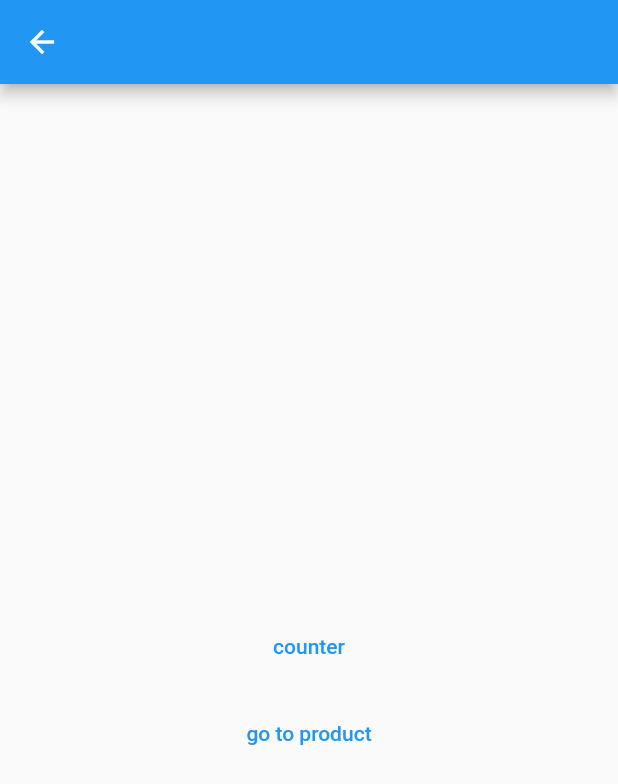
After one commit to darwin-morocho/flutter-meedu, a Flutter app: the HomePage2 screen opened directly, on a phone screen of 412 x 824 dp. The commit adds this screen. Shown: the top 784 px of the screen. Run offline on Flutter 3.47's test engine with Material 2 defaults, Android fonts, the phone set to English and light mode, and no system bars; our stand-ins replace dio, equatable, routemaster, video_player.

Commit message:
added path with a future as returned data

```diff
--- /dev/null
+++ b/packages/flutter_meedu/example/lib/navigator_2/pages/home_page_2.dart
@@ -0,0 +1,41 @@
+import 'package:flutter/material.dart';
+import 'package:flutter_meedu/router2.dart';
+
+class HomePage2 extends StatelessWidget {
+  const HomePage2({
+    Key? key,
+  }) : super(key: key);
+
+  @override
+  Widget build(BuildContext context) {
+    return Scaffold(
+      appBar: AppBar(),
+      body: Center(
+        child: Column(
+          mainAxisSize: MainAxisSize.min,
+          children: [
+            SizedBox(height: 40),
+            TextButton(
+              child: Text("counter"),
+              onPressed: () {
+                router2.push('/counter');
+              },
+            ),
+            SizedBox(height: 10),
+            TextButton(
+              child: Text("go to product"),
+              onPressed: () {
+                router2.push(
+                  '/user/Darwin Morocho/product/2',
+                  queryParameters: {
+                    'darkMode': 'true',
+                  },
+                );
+              },
+            ),
+          ],
+        ),
+      ),
+    );
+  }
+}
--- /dev/null
+++ b/packages/flutter_meedu/example/lib/navigator_2/router_delegate.dart
@@ -0,0 +1,57 @@
+import 'package:flutter/material.dart';
+import 'package:flutter_meedu/router2.dart';
+import 'package:meedu_example/navigator_1/pages/counter_page.dart';
+
+import 'pages/home_page_2.dart';
+
+MyRouterDelegate get routerDelegate => MyRouterDelegate(
+      onNotFoundPage: (info) => MaterialPage(
+        child: Scaffold(
+          body: Center(
+            child: Text("page not found"),
+          ),
+        ),
+      ),
+      // initialRoute: '/counter',
+      initialRoute: '/counter',
+      routes: {
+        '/': (info) => MaterialPage(
+              child: HomePage2(),
+            ),
+        '/user/:userId/product/:id': (info) => MaterialPage(
+              child: Scaffold(
+                appBar: AppBar(),
+                body: Center(
+                  child: Column(
+                    children: [
+                      Text(
+                        info.pathParameters.toString(),
+                      ),
+                    ],
+                  ),
+                ),
+              ),
+            ),
+        '/counter': (info) => MaterialPage(
+              child: CounterPage(),
+            ),
+        '/test': (info) => MaterialPage(
+              child: Scaffold(
+                appBar: AppBar(),
+                body: Builder(
+                  builder: (context) => Center(
+                    child: ElevatedButton(
+                      child: Text("Porp with result"),
+                      onPressed: () {
+                        Navigator.pop(
+                          context,
+                          DateTime.now(),
+                        );
+                      },
+                    ),
+                  ),
+                ),
+              ),
+            ),
+      },
+    );
--- a/packages/flutter_meedu/lib/src/router2/path_parser.dart
+++ b/packages/flutter_meedu/lib/src/router2/path_parser.dart
@@ -27,7 +27,6 @@ KeyWithParameters? getRouteKeyAndParameters(Uri uri) {
     }
 
     final segments = uri.pathSegments;
-    print("👀👀 key: $splitKey, path: ${segments}");
     // check if the current key has the same segmets
     // of uri.path
     if (splitKey.length == segments.length) {
@@ -47,9 +46,6 @@ KeyWithParameters? getRouteKeyAndParameters(Uri uri) {
           pathIdentifer += segment;
         }
       }
-
-      print("keyIdentifier:: $keyIdentifier");
-      print("pathIdentifer:: $pathIdentifer");
 
       /// if keyIdentifier and pathIdentifer are equals
       /// we found the routeKey for the current uri.path
--- a/packages/flutter_meedu/lib/src/router2/route_data.dart
+++ b/packages/flutter_meedu/lib/src/router2/route_data.dart
@@ -1,4 +1,6 @@
-class RouteData {
+import 'dart:async';
+
+class RouteData<T> {
   /// a string to identifier witch key should be used to create a page
   /// using the [routes] property of a instance of [MyRouterDelegate]
   ///
@@ -10,17 +12,29 @@ class RouteData {
   final Uri uri;
 
   /// path parameters for the current route
-  final Map<String, String> parameters;
+  final Map<String, String> pathParameters;
+
+  /// optional parameters this can be used to
+  /// send a custom model or some instance of one class
+  /// this property will be null if the user
+  /// write directly the URL in browser
+  dynamic parameters;
 
   final Object? state;
 
   /// The full path that generated this route, including query string.
   String get fullPath => uri.toString();
 
+  /// this value will be used to return data when
+  /// a pop event is called and the popped page should
+  /// return a data
+  final popCompleter = Completer<T?>();
+
   RouteData({
     required this.key,
     required this.uri,
+    required this.pathParameters,
+    required this.state,
     required this.parameters,
-    required this.state,
   });
 }
--- a/packages/flutter_meedu/lib/src/router2/router_state.dart
+++ b/packages/flutter_meedu/lib/src/router2/router_state.dart
@@ -1,8 +1,12 @@
+import 'dart:async';
+
+import 'package:flutter/foundation.dart';
 import 'package:flutter/widgets.dart' show ChangeNotifier;
-import 'package:flutter_meedu/flutter_meedu.dart';
+
 
 import 'path_parser.dart';
 import 'route_data.dart';
+import 'route_parser.dart';
 
 class RouterState extends ChangeNotifier {
   RouterState._();
@@ -13,17 +17,40 @@ class RouterState extends ChangeNotifier {
   List<String> get routerKeys => _routerKeys;
 
   late RouteData _currentRoute;
+
+  /// returns the current route data
   RouteData get currentRoute => _currentRoute;
 
+  /// its  value will be true after first page is into history
+  bool _initialized = false;
+  bool get initialized => _initialized;
+
+  /// save all routes keys in one instance of MyRouterDElegate
   void setPaths(List<String> keys) {
     _routerKeys = keys;
   }
 
-  void push(
+  /// push a new route into history
+  ///
+  /// [path] should be a string like '/product/123'
+  ///
+  /// [queryParameters] query parameters for the  current path
+  /// for example if we have the next path '/search' and
+  /// the  next query parameters { 'q':'flutter' } the full path
+  /// will be '/search?q=flutter'
+  ///
+  /// [parameters] optional value to send a custom model or
+  /// one instance of some class
+  FutureOr<T?> push<T>(
     String path, {
     Map<String, String> queryParameters = const {},
+    dynamic parameters,
   }) {
+    /// create a tmp uri to get some query parameters
+    /// from [path]
     final tmpUri = Uri.parse(path);
+
+    // uri to be used for the route data
     final uri = Uri(
       path: getPathWithoutQuery(path),
       queryParameters: {
@@ -35,18 +62,26 @@ class RouterState extends ChangeNotifier {
     /// check to avoid duplicated pages
     if (uri.toString() != currentRoute.fullPath) {
       final keyAndParameters = getRouteKeyAndParameters(uri);
-      final routeData = RouteData(
+      final routeData = RouteData<T>(
         key: keyAndParameters?.routeKey,
         uri: uri,
         state: null,
-        parameters: keyAndParameters?.parameters ?? {},
+        parameters: parameters,
+        pathParameters: keyAndParameters?.parameters ?? {},
       );
       _currentRoute = routeData;
       notifyListeners();
+      return routeData.popCompleter.future;
     }
   }
 
+  ///
   void setState(RouteData routeData) {
     _currentRoute = routeData;
   }
+
+  ///
+  void initialize() {
+    _initialized = true;
+  }
 }
```
Also changed, not shown: packages/flutter_meedu/example/lib/my_app_with_navigator_2.dart (+6 -66 lines), packages/flutter_meedu/example/lib/navigator_1/pages/counter_page.dart (+4 -6 lines), packages/flutter_meedu/lib/src/router2/route_parser.dart (+16 -7 lines), packages/flutter_meedu/lib/src/router2/router_delegate.dart (+38 -23 lines).
